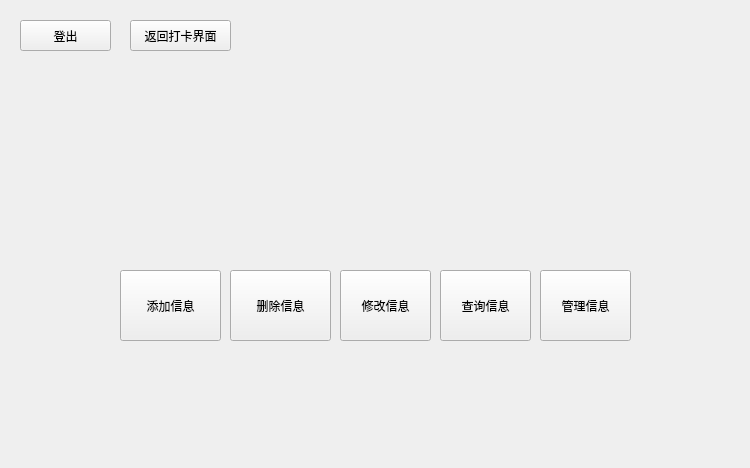
Above: Maincontrol.ui from AKHYui/Swipe-System before the change. Below: the same form after it.
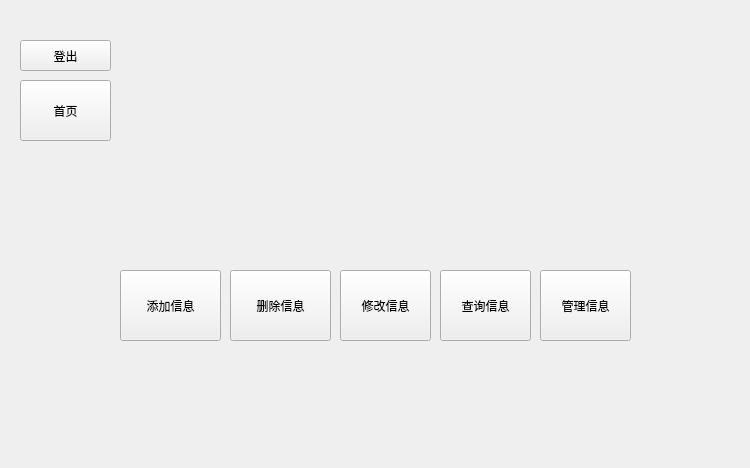
That is the form after the change. Icons and pictures are not drawn.

The edit to the form file:
```diff
--- a/Maincontrol.ui
+++ b/Maincontrol.ui
@@ -31,14 +31,14 @@
    <widget class="QPushButton" name="backhome">
     <property name="geometry">
      <rect>
-      <x>130</x>
-      <y>20</y>
-      <width>101</width>
-      <height>31</height>
+      <x>20</x>
+      <y>80</y>
+      <width>91</width>
+      <height>61</height>
      </rect>
     </property>
     <property name="text">
-     <string>返回打卡界面</string>
+     <string>首页</string>
     </property>
    </widget>
    <widget class="QPushButton" name="DeleteCard">
@@ -110,7 +110,7 @@
     <property name="geometry">
      <rect>
       <x>20</x>
-      <y>20</y>
+      <y>40</y>
       <width>91</width>
       <height>31</height>
      </rect>
```
